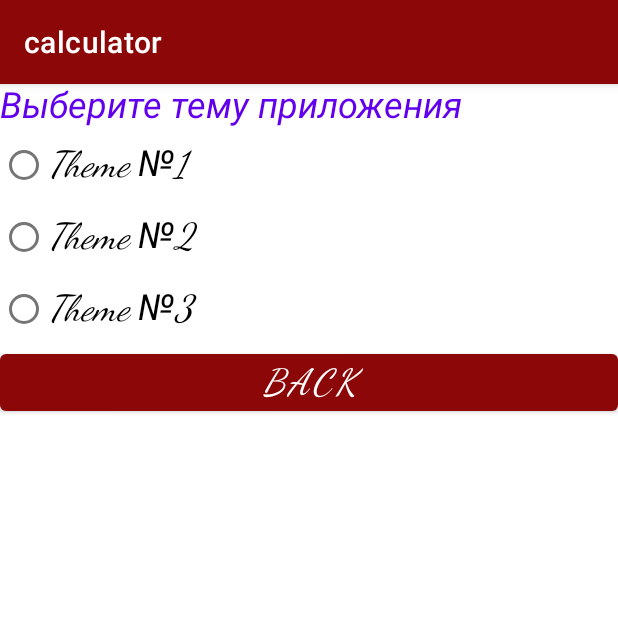
After one commit to Danseren/calculator, an Android app: the SettingsActivity screen opened directly, with no data from a screen before it, on a phone screen of 412 x 824 dp, the top half of it. The commit adds this screen. Run offline under Robolectric (Android 15) with nearby library versions, the phone set to English and light mode, and no system bars.

Commit message:
lesson_5

```diff
--- a/app/build.gradle
+++ b/app/build.gradle
@@ -25,6 +25,9 @@ android {
         sourceCompatibility JavaVersion.VERSION_1_8
         targetCompatibility JavaVersion.VERSION_1_8
     }
+    buildFeatures {
+        viewBinding true
+    }
 }
 
 dependencies {
@@ -32,6 +35,8 @@ dependencies {
     implementation 'androidx.appcompat:appcompat:1.4.1'
     implementation 'com.google.android.material:material:1.5.0'
     implementation 'androidx.constraintlayout:constraintlayout:2.1.3'
+    implementation 'androidx.navigation:navigation-fragment:2.3.5'
+    implementation 'androidx.navigation:navigation-ui:2.3.5'
     testImplementation 'junit:junit:4.13.2'
     androidTestImplementation 'androidx.test.ext:junit:1.1.3'
     androidTestImplementation 'androidx.test.espresso:espresso-core:3.4.0'
--- /dev/null
+++ b/app/src/main/java/geekbrains/android/calculator/SettingsActivity.java
@@ -0,0 +1,116 @@
+package geekbrains.android.calculator;
+
+import android.Manifest;
+import android.content.Intent;
+import android.content.SharedPreferences;
+import android.os.Bundle;
+import android.view.View;
+import android.widget.Button;
+import android.widget.RadioButton;
+import android.widget.Toast;
+
+import androidx.annotation.Nullable;
+import androidx.appcompat.app.AppCompatActivity;
+
+public class SettingsActivity extends AppCompatActivity implements View.OnClickListener  {
+
+    private RadioButton rb_Theme01, rb_Theme02, rb_Theme03;
+    private Button btn_back;
+
+    private static final String appTheme = "APP_THEME";
+    private static String NameSharedPreference = "LOGIN";
+    static final String THEME_KEY = "THEME_KEY";
+
+    private static final int Theme01 = 0;
+    private static final int Theme02 = 1;
+    private static final int Theme03 = 2;
+
+    protected String currentTheme;
+
+    @Override
+    protected void onCreate(@Nullable Bundle savedInstanceState) {
+        super.onCreate(savedInstanceState);
+        setTheme(getAppTheme(R.style.MyCoolStyle));
+        setContentView(R.layout.settings_layout);
+
+        innitViews();
+    }
+
+    private void innitViews() {
+
+        rb_Theme01 = findViewById(R.id.rb_Theme01);
+        rb_Theme02 = findViewById(R.id.rb_Theme02);
+        rb_Theme03 = findViewById(R.id.rb_Theme03);
+        btn_back = findViewById(R.id.btn_back);
+
+        initOnClickListeners();
+    }
+
+    private void initOnClickListeners() {
+
+        rb_Theme01.setOnClickListener(this);
+        rb_Theme02.setOnClickListener(this);
+        rb_Theme03.setOnClickListener(this);
+        btn_back.setOnClickListener(this);
+    }
+
+    @Override
+    public void onClick(View view) {
+
+        Intent themeIntent = new Intent(SettingsActivity.this, MainActivity.class);
+
+        switch (view.getId()) {
+
+            case R.id.rb_Theme01:
+                Toast.makeText(SettingsActivity.this, "Theme01", Toast.LENGTH_SHORT).show();
+                setAppTheme(Theme01);
+                recreate();
+                break;
+            case R.id.rb_Theme02:
+                Toast.makeText(SettingsActivity.this, "Theme02", Toast.LENGTH_SHORT).show();
+                setAppTheme(Theme02);
+                recreate();
+                break;
+            case R.id.rb_Theme03:
+                Toast.makeText(SettingsActivity.this, "Theme03", Toast.LENGTH_SHORT).show();
+                setAppTheme(Theme03);
+                recreate();
+                break;
+            case R.id.btn_back:
+                currentTheme = String.valueOf(getCodeStyle(R.style.MyCoolStyle));
+                themeIntent.putExtra(THEME_KEY, currentTheme);
+                startActivity(themeIntent);
+                break;
+        }
+    }
+
+    private int getAppTheme(int codeStyle) {
+        return codeStyleToStyleId(getCodeStyle(codeStyle));
+    }
+
+    private int getCodeStyle(int codeStyle) {
+        SharedPreferences sharedPref = getSharedPreferences(NameSharedPreference, MODE_PRIVATE);
+        return sharedPref.getInt(appTheme, codeStyle);
+    }
+
+    private void setAppTheme(int codeStyle) {
+        SharedPreferences sharedPref = getSharedPreferences(NameSharedPreference, MODE_PRIVATE);
+        SharedPreferences.Editor editor = sharedPref.edit();
+        editor.putInt(appTheme, codeStyle);
+        editor.apply();
+    }
+
+    private int codeStyleToStyleId(int codeStyle) {
+        switch (codeStyle) {
+            case Theme01:
+                return R.style.AppTheme;
+            case Theme02:
+                return R.style.AppThemeDark;
+            case Theme03:
+                return R.style.AppThemeLight;
+            default:
+                return R.style.MyCoolStyle;
+        }
+    }
+
+}
--- a/app/src/main/res/layout-land/activity_main.xml
+++ b/app/src/main/res/layout-land/activity_main.xml
@@ -221,6 +221,12 @@
                 android:text=""
                 android:textColor="@color/black"
                 android:textSize="@dimen/textSize" />
+
+            <com.google.android.material.button.MaterialButton
+                android:id="@+id/btn_settings"
+                android:layout_width="match_parent"
+                android:layout_height="wrap_content"
+                android:text="@string/btn_settings" />
         </LinearLayout>
 
     </LinearLayout>
--- a/app/src/main/res/layout/activity_main.xml
+++ b/app/src/main/res/layout/activity_main.xml
@@ -227,6 +227,11 @@
                 android:text=""
                 android:textColor="@color/black"
                 android:textSize="@dimen/textSize" />
+            <com.google.android.material.button.MaterialButton
+                android:id="@+id/btn_settings"
+                android:layout_width="match_parent"
+                android:layout_height="wrap_content"
+                android:text="@string/btn_settings" />
         </LinearLayout>
 
     </LinearLayout>
--- /dev/null
+++ b/app/src/main/res/layout/settings_layout.xml
@@ -0,0 +1,47 @@
+<?xml version="1.0" encoding="utf-8"?>
+<androidx.constraintlayout.widget.ConstraintLayout xmlns:android="http://schemas.android.com/apk/res/android"
+    android:layout_width="match_parent"
+    android:layout_height="match_parent">
+
+    <LinearLayout
+        android:layout_width="match_parent"
+        android:layout_height="match_parent"
+        android:orientation="vertical">
+
+        <TextView
+            android:id="@+id/tvSettingsMessage"
+            android:layout_width="match_parent"
+            android:layout_height="wrap_content"
+            android:text="@string/tvSettingsMessage" />
+
+        <RadioGroup
+            android:layout_width="match_parent"
+            android:layout_height="wrap_content">
+
+            <RadioButton
+                android:id="@+id/rb_Theme01"
+                android:layout_width="match_parent"
+                android:layout_height="wrap_content"
+                android:text="@string/rb_Theme01" />
+
+            <RadioButton
+                android:id="@+id/rb_Theme02"
+                android:layout_width="match_parent"
+                android:layout_height="wrap_content"
+                android:text="@string/rb_Theme02" />
+
+            <RadioButton
+                android:id="@+id/rb_Theme03"
+                android:layout_width="match_parent"
+                android:layout_height="wrap_content"
+                android:text="@string/rb_Theme03" />
+
+        </RadioGroup>
+
+        <Button
+            android:id="@+id/btn_back"
+            android:layout_width="match_parent"
+            android:layout_height="wrap_content"
+            android:text="@string/btn_back" />
+    </LinearLayout>
+</androidx.constraintlayout.widget.ConstraintLayout>
--- a/app/src/main/res/values/dimens.xml
+++ b/app/src/main/res/values/dimens.xml
@@ -2,4 +2,5 @@
 <resources>
     <dimen name="margine_small">4dp</dimen>
     <dimen name="textSize">24sp</dimen>
+    <dimen name="fab_margin">16dp</dimen>
 </resources>
--- a/app/src/main/res/values/strings.xml
+++ b/app/src/main/res/values/strings.xml
@@ -17,4 +17,11 @@
     <string name="btn_add">+</string>
     <string name="btn_result">=</string>
     <string name="btn_clear">CLEAR ALL</string>
+    <string name="btn_settings">Settings</string>
+    <string name="btn_back">Back</string>
+    <string name="title_activity_settings">SettingsActivity</string>
+    <string name="rb_Theme01">Theme №1</string>
+    <string name="rb_Theme02">Theme №2</string>
+    <string name="rb_Theme03">Theme №3</string>
+    <string name="tvSettingsMessage">Выберите тему приложения</string>
 </resources>
--- a/app/src/main/res/values/themes.xml
+++ b/app/src/main/res/values/themes.xml
@@ -1,6 +1,6 @@
 <resources xmlns:tools="http://schemas.android.com/tools">
     <!-- Base application theme. -->
-    <style name="Theme.Calculator" parent="Theme.MaterialComponents.DayNight.DarkActionBar">
+    <style name="Theme.Calculator" parent="Theme.MaterialComponents.Light.DarkActionBar">
         <!-- Primary brand color. -->
         <item name="colorPrimary">@color/purple_500</item>
         <item name="colorPrimaryVariant">@color/purple_700</item>
@@ -13,4 +13,18 @@
         <item name="android:statusBarColor" tools:targetApi="l">?attr/colorPrimaryVariant</item>
         <!-- Customize your theme here. -->
     </style>
+    <style name="AppThemeDark.NoActionBar">
+        <item name="windowActionBar">false</item>
+        <item name="windowNoTitle">true</item>
+    </style>
+    <style name="AppThemeDark.AppBarOverlay" parent="ThemeOverlay.AppCompat.Dark.ActionBar" />
+    <style name="AppThemeDark.PopupOverlay" parent="ThemeOverlay.AppCompat.Light" />
+
+    <style name="MyCoolStyle" parent="AppTheme">
+        <item name="android:textSize">@dimen/textSize</item>
+        <item name="android:textColor">@color/design_default_color_primary</item>
+        <item name="android:fontFamily">cursive</item>
+        <item name="android:textStyle">italic</item>
+    </style>
+
 </resources>
```
Also changed, not shown: app/src/main/AndroidManifest.xml (+16 -3 lines), app/src/main/java/geekbrains/android/calculator/Calculator.java (+14 -12 lines), app/src/main/java/geekbrains/android/calculator/MainActivity.java (+128 -43 lines), app/src/main/res/drawable/background.png.
